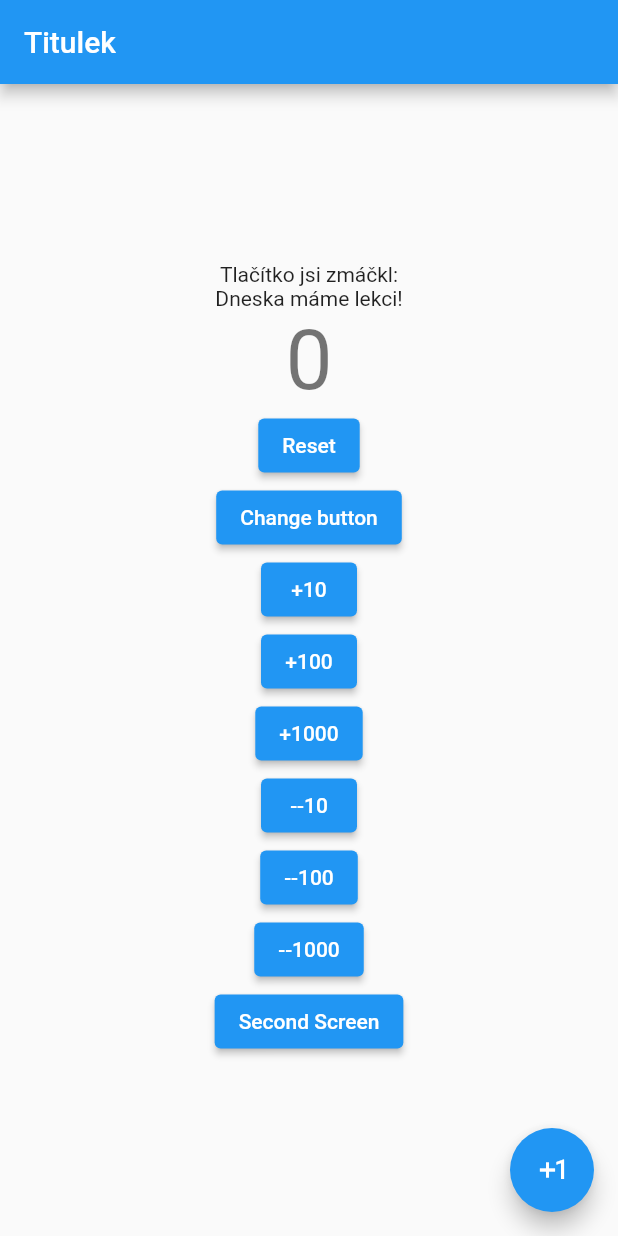
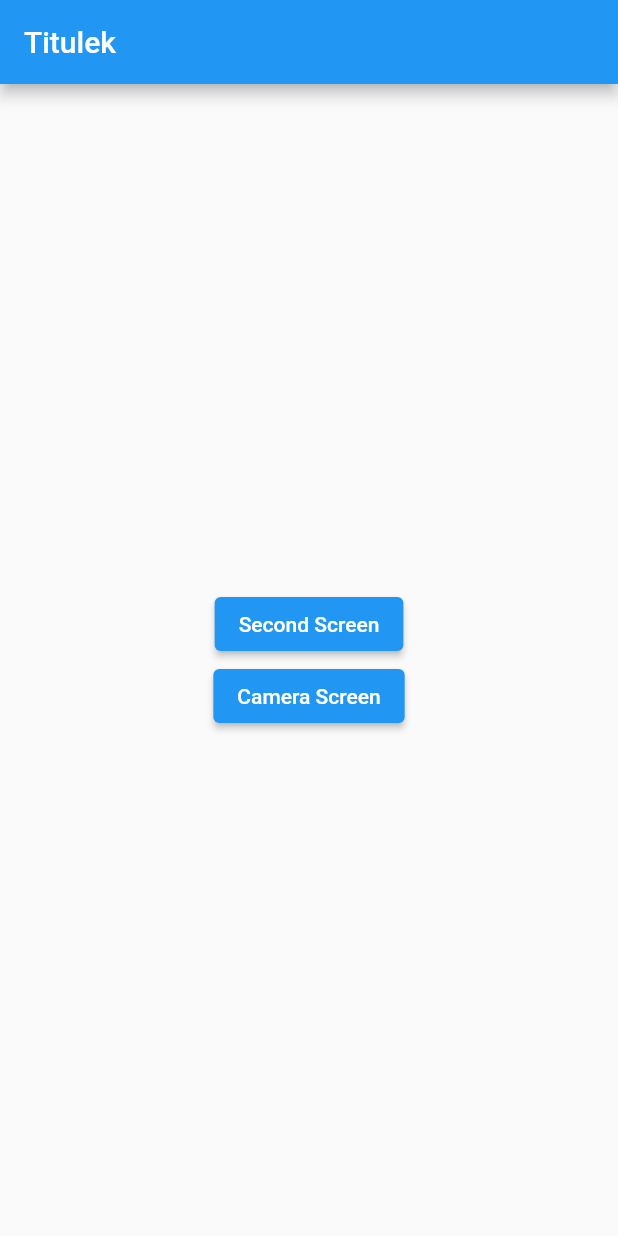
Before and after one commit to flutter-kurz-2/druha_lekce, a Flutter app: the screen it shows after launch, on a phone screen of 412 x 824 dp. Run offline on Flutter 3.47's test engine with Material 2 defaults, Android fonts, the phone set to English and light mode, and no system bars.

```diff
--- a/lib/screens/home_screen.dart
+++ b/lib/screens/home_screen.dart
@@ -1,5 +1,6 @@
 import 'package:flutter/material.dart';
 import 'second_screen.dart';
+import 'camera_screen.dart';
 
 class HomeScreen extends StatefulWidget {
   const HomeScreen({Key? key}) : super(key: key);
@@ -9,87 +10,9 @@ class HomeScreen extends StatefulWidget {
 }
 
 class _HomeScreenState extends State<HomeScreen> {
-  int _counter = 0;
-  Widget? floatingButton;
-  bool buttonIsAdding = true;
-
   @override
   void initState() {
-    setState(() {
-      floatingButton = FloatingActionButton(
-        onPressed: () {
-          _addCounter(1);
-        },
-        tooltip: 'Increment',
-        child: const Icon(Icons.exposure_plus_1),
-      );
-    });
     super.initState();
-  }
-
-  void _addCounter(int add) {
-    setState(() {
-      _counter = _counter + add;
-    });
-  }
-
-  void _resetCounter() {
-    setState(() {
-      _counter = 0;
-    });
-  }
-
-  void _changeButton() {
-    if (buttonIsAdding) {
-      setState(() {
-        floatingButton = FloatingActionButton(
-          onPressed: () {
-            _addCounter(-1);
-          },
-          tooltip: 'Decrement',
-          child: const Icon(Icons.exposure_minus_1),
-        );
-        buttonIsAdding = false;
-      });
-    } else {
-      setState(() {
-        floatingButton = FloatingActionButton(
-          onPressed: () {
-            _addCounter(1);
-          },
-          tooltip: 'Increment',
-          child: const Icon(Icons.exposure_plus_1),
-        );
-        buttonIsAdding = true;
-      });
-    }
-  }
-
-  Widget addButton(int add) {
-    String text = "";
-    if (add >= 0) {
-      text = "+" + add.toString();
-    } else {
-      text = "-" + add.toString();
-    }
-    return ElevatedButton(
-      onPressed: () {
-        _addCounter(add);
-      },
-      child: Text(text),
-    );
-  }
-
-  String returnTitle() {
-    return "Reset";
-  }
-
-  String returnSubtitle() {
-    if (DateTime.now().weekday == DateTime.wednesday) {
-      return "Dneska máme lekci!";
-    } else {
-      return "Dneska nemáme lekci :(";
-    }
   }
 
   @override
@@ -104,28 +27,6 @@ class _HomeScreenState extends State<HomeScreen> {
         child: Column(
           mainAxisAlignment: MainAxisAlignment.center,
           children: <Widget>[
-            const Text(
-              'Tlačítko jsi zmáčkl:',
-            ),
-            Text(returnSubtitle()),
-            Text(
-              '$_counter',
-              style: Theme.of(context).textTheme.headline2,
-            ),
-            ElevatedButton(
-              onPressed: _resetCounter,
-              child: Text(returnTitle()),
-            ),
-            ElevatedButton(
-              onPressed: _changeButton,
-              child: const Text("Change button"),
-            ),
-            addButton(10),
-            addButton(100),
-            addButton(1000),
-            addButton(-10),
-            addButton(-100),
-            addButton(-1000),
             ElevatedButton(
                 onPressed: () {
                   Navigator.push(
@@ -135,10 +36,18 @@ class _HomeScreenState extends State<HomeScreen> {
                       ));
                 },
                 child: const Text("Second Screen")),
+            ElevatedButton(
+                onPressed: () {
+                  Navigator.push(
+                      context,
+                      MaterialPageRoute(
+                        builder: (context) => const CameraScreen(),
+                      ));
+                },
+                child: const Text("Camera Screen")),
           ],
         ),
       ),
-      floatingActionButton: floatingButton ?? Container(),
     );
   }
 }
--- a/lib/screens/second_screen.dart
+++ b/lib/screens/second_screen.dart
@@ -58,7 +58,7 @@ class _SecondScreenState extends State<SecondScreen> {
             if (!won) const Text("0 < ? < 100"),
             if (!won)
               Container(
-                padding: const EdgeInsets.only(left: 25.0, right: 25.0),
+                margin: const EdgeInsets.only(left: 25.0, right: 25.0),
                 child: TextField(
                   textAlign: TextAlign.center,
                   keyboardType: TextInputType.number,
```
Also changed, not shown: lib/screens/camera_screen.dart (added, +27 -0 lines).
